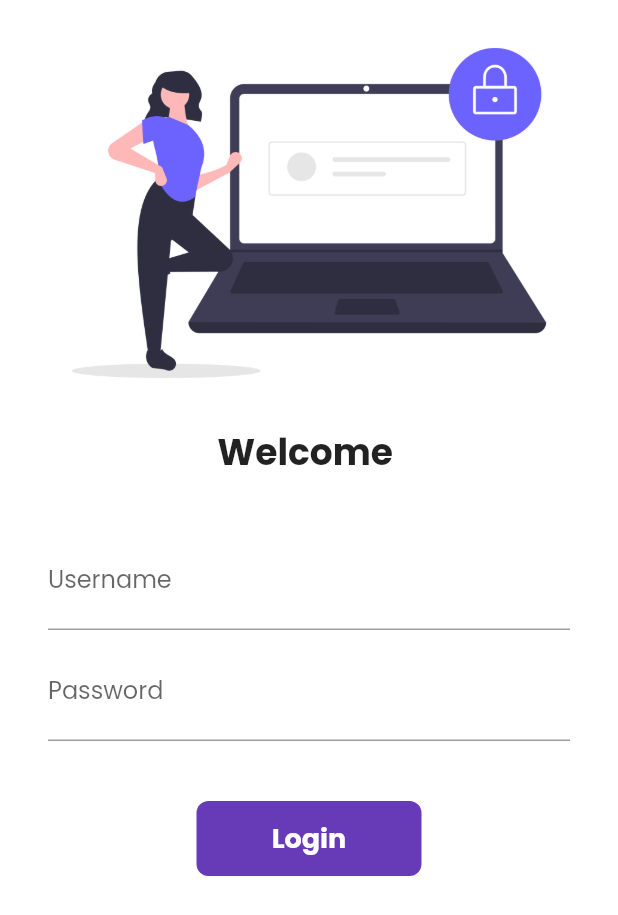
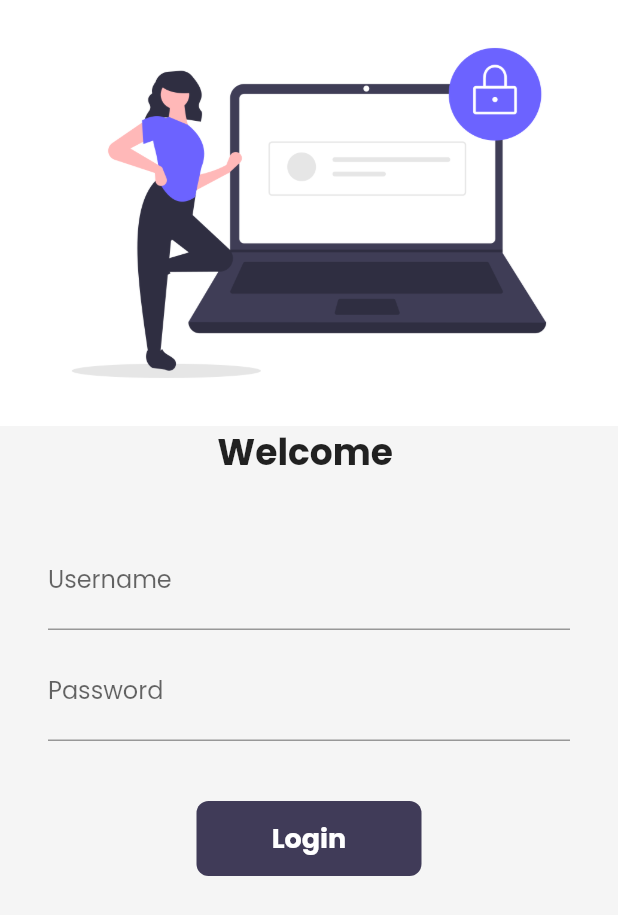
Before and after one commit to beeswa/flutter_catalog, a Flutter app: the LoginPage screen opened by its route, on a phone screen of 412 x 824 dp. Shown: the top 915 px of the screen. Run offline on Flutter 3.47's test engine with Material 2 defaults, Android fonts, the phone set to English and light mode, and no system bars; our stand-ins replace google_fonts, velocity_x; network calls fail.

Commit message:
day20 completed

```diff
--- a/lib/pages/login_page.dart
+++ b/lib/pages/login_page.dart
@@ -29,7 +29,7 @@ class _LoginPageState extends State<LoginPage> {
   @override
   Widget build(BuildContext context) {
     return Material(
-        color: Colors.white,
+        color: Theme.of(context).canvasColor,
         child: SingleChildScrollView(
           child: Form(
             key: _formKey,
@@ -86,7 +86,7 @@ class _LoginPageState extends State<LoginPage> {
                         height: 40,
                       ),
                       Material(
-                        color: Colors.deepPurple,
+                        color: Theme.of(context).buttonColor,
                         borderRadius:
                             BorderRadius.circular(changeButton ? 50 : 8),
                         child: InkWell(
--- a/lib/widgets/home_widgets/catalog_image.dart
+++ b/lib/widgets/home_widgets/catalog_image.dart
@@ -12,7 +12,7 @@ class CatalogImage extends StatelessWidget {
         .box
         .rounded
         .p8
-        .color(MyTheme.creamColor)
+        .color(context.canvasColor)
         .make()
         .p16()
         .w40(context);
--- a/lib/widgets/home_widgets/catalog_widgets.dart
+++ b/lib/widgets/home_widgets/catalog_widgets.dart
@@ -10,7 +10,7 @@ class CatalogHeader extends StatelessWidget {
     return Column(
       crossAxisAlignment: CrossAxisAlignment.start,
       children: [
-        "Catalog App".text.xl5.bold.color(MyTheme.darkbluish).make(),
+        "Catalog App".text.xl5.bold.color(Theme.of(context).accentColor).make(),
         "Trending Products".text.xl2.make(),
       ],
     );
--- a/lib/widgets/theme.dart
+++ b/lib/widgets/theme.dart
@@ -1,10 +1,15 @@
 import 'package:flutter/material.dart';
 import 'package:google_fonts/google_fonts.dart';
+import 'package:velocity_x/velocity_x.dart';
 
 class MyTheme {
   static ThemeData lightTheme() => ThemeData(
       primarySwatch: Colors.deepPurple,
       fontFamily: GoogleFonts.poppins().fontFamily,
+      cardColor: Colors.white,
+      canvasColor: creamColor,
+      buttonColor: darkbluish,
+      accentColor: darkbluish,
       appBarTheme: const AppBarTheme(
           color: Colors.white,
           elevation: 0.0,
@@ -12,6 +17,23 @@ class MyTheme {
           titleTextStyle: TextStyle(
               color: Colors.black, fontWeight: FontWeight.bold, fontSize: 20)));
 
+  static ThemeData darkTheme() => ThemeData(
+      brightness: Brightness.dark,
+      primarySwatch: Colors.deepPurple,
+      fontFamily: GoogleFonts.poppins().fontFamily,
+      cardColor: Colors.black,
+      canvasColor: darkcreamColor,
+      buttonColor: lightbluishColor,
+      accentColor: Colors.white,
+      appBarTheme: const AppBarTheme(
+          color: Colors.white,
+          elevation: 0.0,
+          iconTheme: IconThemeData(color: Colors.white),
+          titleTextStyle: TextStyle(
+              color: Colors.black, fontWeight: FontWeight.bold, fontSize: 20)));
+
   static Color creamColor = Color(0xfff5f5f5);
+  static Color darkcreamColor = Vx.gray900;
   static Color darkbluish = Color(0xff403b58);
+  static Color lightbluishColor = Vx.indigo500;
 }
```
Also changed, not shown: lib/main.dart (+3 -4 lines), lib/pages/home_detail_page.dart (+6 -6 lines), lib/pages/home_page.dart (+6 -4 lines), lib/widgets/home_widgets/catalog_list.dart (+5 -5 lines).
